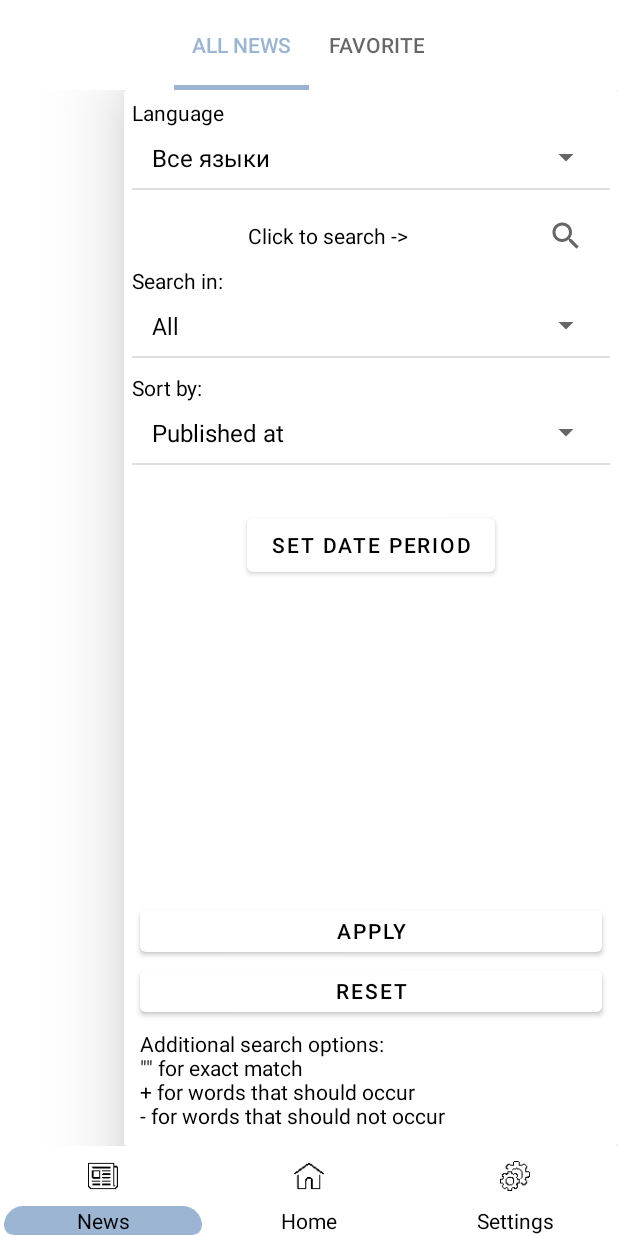
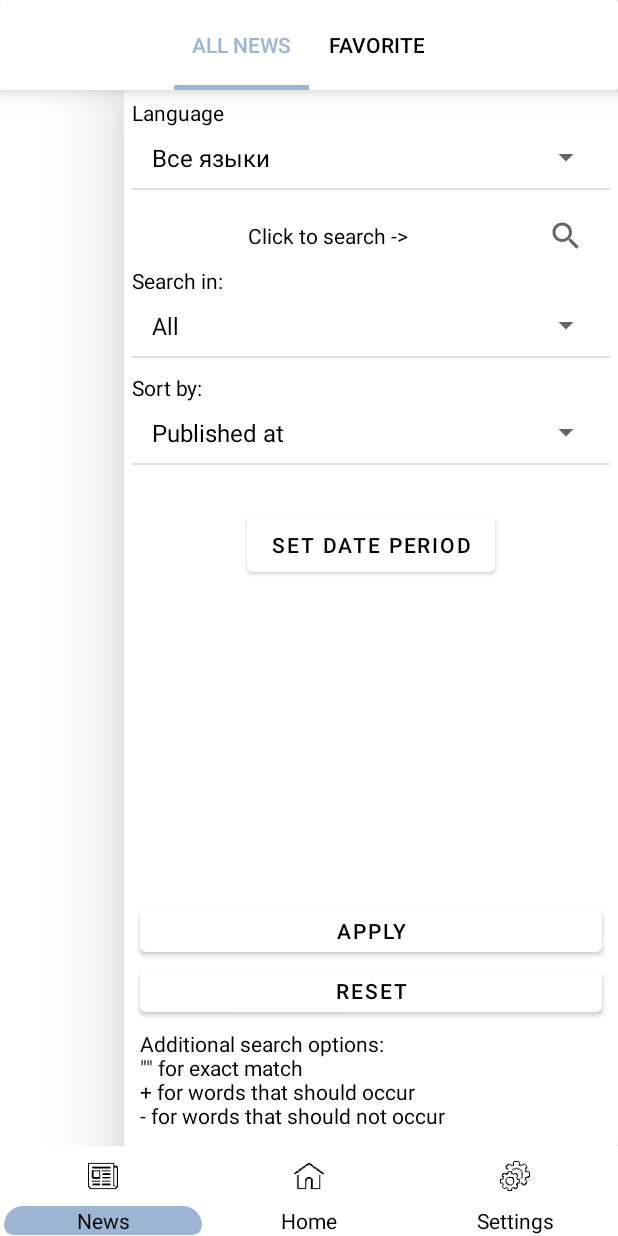
Before and after one commit to Lisenblsh/NewsApp2, an Android app: the screen it shows after launch (MainActivity), after a tap on an icon or button, on a phone screen of 412 x 824 dp. Run offline under Robolectric (Android 15) with nearby library versions, the phone set to English and light mode, and no system bars; our stand-ins replace Room's generated code, paging; pictures from the network do not load; 1 statement that could not run was skipped.

Commit message:
interface stuff

```diff
--- a/app/src/main/java/com/example/newsapp2/ui/fragment/RegularNewsFragment.kt
+++ b/app/src/main/java/com/example/newsapp2/ui/fragment/RegularNewsFragment.kt
@@ -241,11 +241,4 @@ class RegularNewsFragment : Fragment() {
         typeNewsUrl = TypeNewsUrl.values()[pref.getInt("TYPE_NEWS_URL", 1)]
 
     }//Вытаскиваю сохраненный язык из настроек
-
-    override fun onResume() {
-        super.onResume()
-        pref = requireActivity().getSharedPreferences("appSettings", Context.MODE_PRIVATE)
-        val prefType = pref.getInt("TYPE_NEWS_URL", 1)
-        Log.e("type", prefType.toString())
-    }
 }
--- a/app/src/main/res/layout/fragment_main.xml
+++ b/app/src/main/res/layout/fragment_main.xml
@@ -18,6 +18,7 @@
         android:layout_width="match_parent"
         android:layout_height="60dp"
         style="@style/TaskBarTabLayout"
+        android:saveEnabled="false"
         app:tabIndicator="@drawable/tab_indicator"
         app:tabIndicatorAnimationDuration="800"
         app:tabIndicatorAnimationMode="elastic"
--- a/app/src/main/res/layout/fragment_news.xml
+++ b/app/src/main/res/layout/fragment_news.xml
@@ -1,5 +1,5 @@
 <?xml version="1.0" encoding="utf-8"?>
-<LinearLayout xmlns:android="http://schemas.android.com/apk/res/android"
+<androidx.constraintlayout.widget.ConstraintLayout xmlns:android="http://schemas.android.com/apk/res/android"
     xmlns:tools="http://schemas.android.com/tools"
     android:layout_width="match_parent"
     android:layout_height="match_parent"
@@ -7,19 +7,35 @@
     xmlns:app="http://schemas.android.com/apk/res-auto"
     tools:context=".ui.fragment.NewsFragment">
 
+    <androidx.cardview.widget.CardView
+        android:layout_width="0dp"
+        android:layout_height="60dp"
+        app:cardElevation="10dp"
+        app:layout_constraintEnd_toEndOf="parent"
+        app:layout_constraintStart_toStartOf="parent"
+        app:layout_constraintTop_toTopOf="parent" />
+
     <com.google.android.material.tabs.TabLayout
         android:id="@+id/tabLayout"
-        android:layout_width="match_parent"
+        android:layout_width="0dp"
         android:layout_height="60dp"
         style="@style/AppTabLayout"
         app:tabIndicatorAnimationMode="elastic"
         app:tabIndicatorHeight="3dp"
-        app:tabMode="auto"/>
+        app:tabMode="auto"
+        android:elevation="11dp"
+        app:layout_constraintStart_toStartOf="parent"
+        app:layout_constraintEnd_toEndOf="parent"
+        app:layout_constraintTop_toTopOf="parent"/>
 
     <androidx.viewpager2.widget.ViewPager2
         android:id="@+id/viewPager"
-        android:layout_width="match_parent"
+        android:layout_width="0dp"
         android:layout_height="0dp"
-        android:layout_weight="1" />
+        android:layout_weight="1"
+        app:layout_constraintStart_toStartOf="parent"
+        app:layout_constraintEnd_toEndOf="parent"
+        app:layout_constraintTop_toBottomOf="@id/tabLayout"
+        app:layout_constraintBottom_toBottomOf="parent"/>
 
-</LinearLayout>
+</androidx.constraintlayout.widget.ConstraintLayout>
--- a/app/src/main/res/values-night/themes.xml
+++ b/app/src/main/res/values-night/themes.xml
@@ -43,6 +43,7 @@
     <style name="AppTabLayout" parent="Widget.Design.TabLayout">
         <item name="tabIndicatorColor">@color/accent_night</item>
         <item name="tabSelectedTextColor">@color/accent_night</item>
+        <item name="tabTextColor">@color/white</item>
     </style>
     <style name="BackgroundTextView" parent="Theme.NewsApp2">
         <item name="android:background">@color/darkGray</item>
--- a/app/src/main/res/values/strings.xml
+++ b/app/src/main/res/values/strings.xml
@@ -39,7 +39,7 @@
     <string name="list_is_empty">List is empty</string>
     <string name="error_occurred">An error occurred: %1$s</string>
     <string name="date_text" translatable="false">%1$s - %2$s</string>
-    <string name="version">version 2.2.13</string>
+    <string name="version">version 2.2.14</string>
     <string name="api_source">News source</string>
     <string name="config_api_source">Selecting a news source</string>
     <string name="sources">Sources</string>
--- a/app/src/main/res/values/themes.xml
+++ b/app/src/main/res/values/themes.xml
@@ -44,6 +44,7 @@
     <style name="AppTabLayout" parent="Widget.Design.TabLayout">
         <item name="tabIndicatorColor">@color/accent_light</item>
         <item name="tabSelectedTextColor">@color/accent_light</item>
+        <item name="tabTextColor">@color/black</item>
     </style>
 
     <style name="BackgroundTextView" parent="Theme.NewsApp2">
```
Also changed, not shown: app/src/main/java/com/example/newsapp2/ui/fragment/CurrentSettingFragment.kt (+6 -1 lines), app/src/main/res/layout/fragment_settings.xml (+9 -1 lines), 1 other file.
